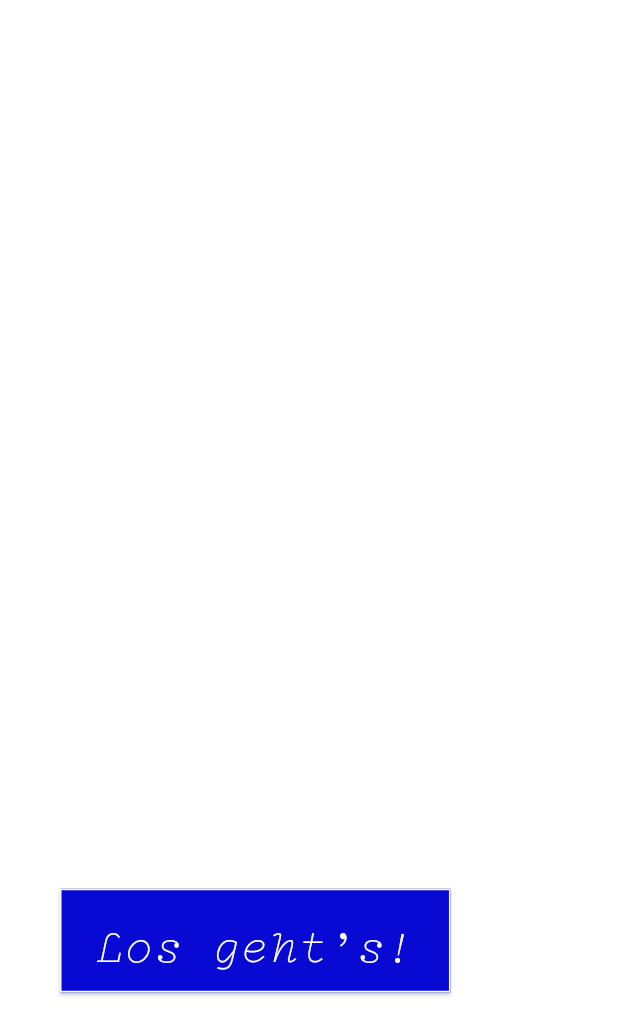
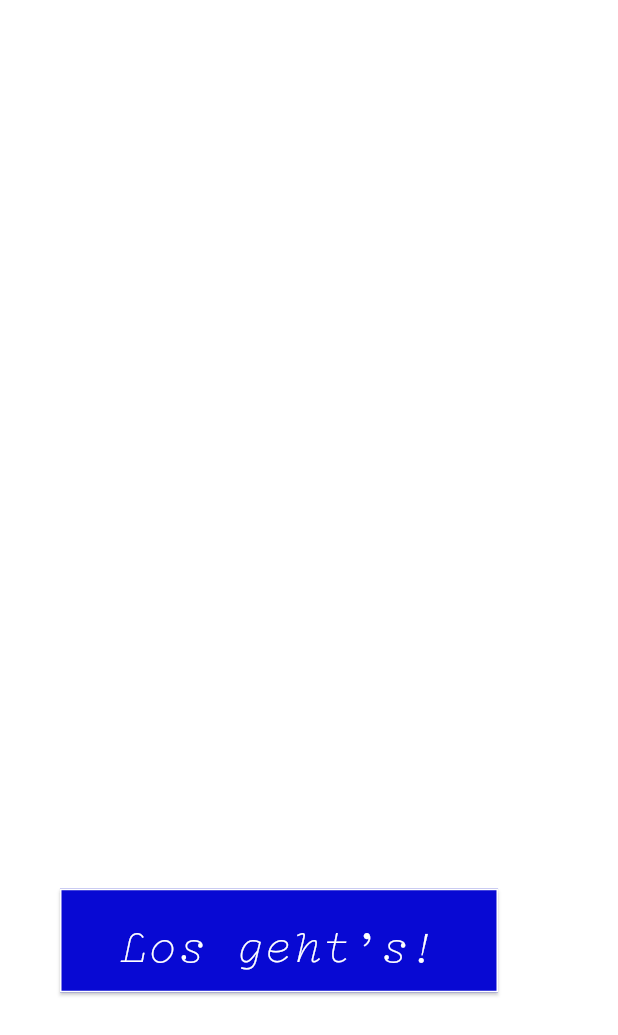
Before and after one commit to disC-SketchySounds/flutter_app, a Flutter app: the screen it shows after launch, on a phone screen of 412 x 824 dp. Shown: the top 1035 px of the screen. Run offline on Flutter 3.47's test engine with Material 3 defaults, Android fonts, the phone set to English and light mode, and no system bars.

```diff
--- a/lib/resources/blue_button.dart
+++ b/lib/resources/blue_button.dart
@@ -4,6 +4,7 @@ import 'app_colors.dart';
 
 class BlueButton extends StatelessWidget {
   final VoidCallback onPressed;
+  final double width;
   final double height;
   final String text;
   final Color backgroundColor;
@@ -12,6 +13,7 @@ class BlueButton extends StatelessWidget {
   const BlueButton({
     super.key,
     required this.onPressed,
+    this.width = 292,
     this.height = 69,
     required this.text,
     this.backgroundColor = AppColors.blue,
@@ -27,7 +29,7 @@ class BlueButton extends StatelessWidget {
         style: ElevatedButton.styleFrom(
           foregroundColor: foregroundColor,
           backgroundColor: backgroundColor,
-          minimumSize: Size(64, height),
+          minimumSize: Size(width, height),
           // Text color
           shape: RoundedRectangleBorder(
             borderRadius: BorderRadius.circular(0.0),
--- a/lib/views/analysis_view.dart
+++ b/lib/views/analysis_view.dart
@@ -53,6 +53,7 @@ class AnalysisView extends StatelessWidget {
                 Padding(
                   padding: const EdgeInsets.only(left: 16),
                   child: BlueButton(
+                    width: 320,
                     onPressed: onButtonPressed,
                     text: 'vergleichen',
                     backgroundColor: Colors.black,
@@ -64,10 +65,12 @@ class AnalysisView extends StatelessWidget {
           Column(
             mainAxisAlignment: MainAxisAlignment.end,
             children: [
+              Spacer(flex: 3),
               SizedBox.square(
                 dimension: screenSize.width * 0.4,
                 child: const ImageView(imageType: "score"),
               ),
+              Spacer(flex: 1),
             ],
           ),
           SizedBox(
@@ -76,11 +79,13 @@ class AnalysisView extends StatelessWidget {
               mainAxisAlignment: MainAxisAlignment.end,
               children: [
                 BlueButton(
+                  width: 320,
                   onPressed: (() {}),
                   text: 'neu generieren',
                   backgroundColor: Colors.black,
                 ),
                 BlueButton(
+                  width: 320,
                   onPressed: () {
                     Navigator.pushNamed(context, '/end');
                   },
--- a/lib/views/drawing_view.dart
+++ b/lib/views/drawing_view.dart
@@ -242,6 +242,7 @@ class _DrawingViewState extends State<DrawingView> {
                     Column(children: [
                       Spacer(),
                       BlueButton(
+                        width: 186,
                         onPressed: () {
                           _processImage();
                         },
```
